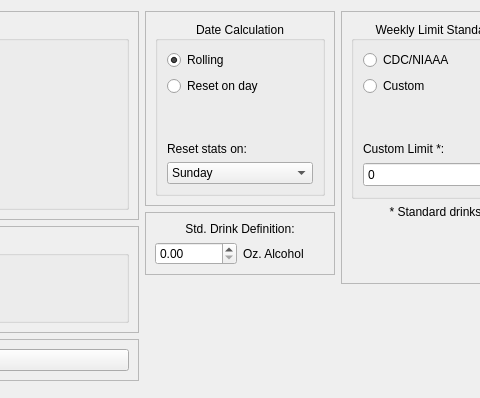
Above: src/user_settings.ui from minorsecond/BuzzBot before the change; both pictures show x 258 to 738 and y 0 to 398 of the 885 by 398 pixel window. Below: the same form after it.
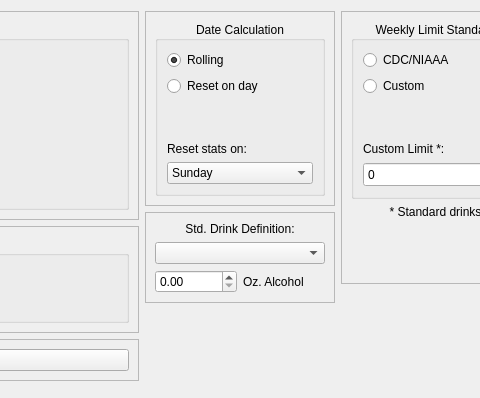
That is the form after the change.

Commit message: Add map of countries & std drink sizes in oz

What changed in the file:
```diff
--- a/src/user_settings.ui
+++ b/src/user_settings.ui
@@ -253,16 +253,6 @@
           <enum>QFrame::Raised</enum>
          </property>
          <layout class="QGridLayout" name="gridLayout_11">
-          <item row="1" column="0">
-           <widget class="QDoubleSpinBox" name="stdDrinkDefInput"/>
-          </item>
-          <item row="1" column="1">
-           <widget class="QLabel" name="stdDrinkDefLabel">
-            <property name="text">
-             <string>Oz. Alcohol</string>
-            </property>
-           </widget>
-          </item>
           <item row="0" column="0" colspan="2">
            <widget class="QLabel" name="stdDrinkDefTitle">
             <property name="text">
@@ -273,6 +263,19 @@
             </property>
            </widget>
           </item>
+          <item row="2" column="0">
+           <widget class="QDoubleSpinBox" name="stdDrinkDefInput"/>
+          </item>
+          <item row="2" column="1">
+           <widget class="QLabel" name="stdDrinkDefLabel">
+            <property name="text">
+             <string>Oz. Alcohol</string>
+            </property>
+           </widget>
+          </item>
+          <item row="1" column="0" colspan="2">
+           <widget class="QComboBox" name="stdDrinkDefComboBox"/>
+          </item>
          </layout>
         </widget>
        </item>
```
The commit also changes 3 other files.
